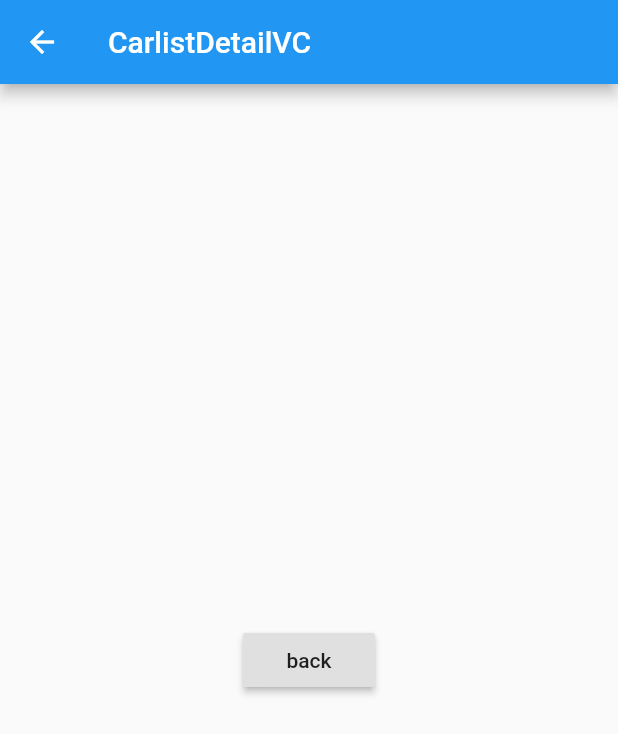
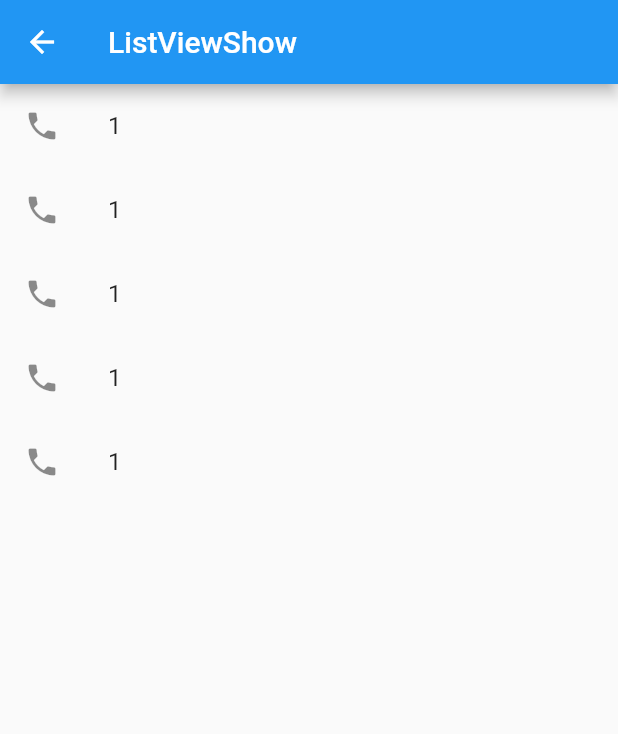
Before and after one commit to jackHappyDev/study_flutter, a Flutter app: the screen it shows after launch, after a tap on the "mail" icon, on a phone screen of 412 x 824 dp. Shown: the top 734 px of the screen. Run offline on Flutter 3.47's test engine with Material 2 defaults, Android fonts, the phone set to English and light mode, and no system bars; network calls fail.

Commit message:
修改展示页面

```diff
--- a/lib/CarDetailVC.dart
+++ b/lib/CarDetailVC.dart
@@ -26,8 +26,12 @@ class CarListDetailVC extends StatelessWidget {
                 // 'https://www.runoob.com/try/demo_source/demo_ajax_gethint.php');
                 // MSProgressHUD.showLoading(context);
                 MSProgressHUD.showLoading(context, message: "加载中");
-                // MSProgressHUD.showError(context);
                 // 延时1s执行返回
+                Future.delayed(Duration(seconds: 1), () {
+                  // Navigator.of(context).pop();
+                  // print('延时1s执行');
+                  MSProgressHUD.dismiss(context);
+                });
               })),
     );
   }
--- /dev/null
+++ b/lib/ShowListView.dart
@@ -0,0 +1,35 @@
+import 'package:flutter/material.dart';
+
+class ListViewfull extends StatefulWidget {
+  List list = new List();
+  ListViewfull({Key key}) : super(key: key) {
+    for (var i = 0; i < 20; i++) {
+      list.add("这是第${i}条数据");
+    }
+    print(list);
+  }
+
+  @override
+  _ListViewState createState() => _ListViewState();
+}
+
+class _ListViewState extends State<ListViewfull> {
+  @override
+  Widget build(BuildContext context) {
+    return Scaffold(
+      appBar: AppBar(
+        title: Text('ListViewShow'),
+      ),
+      body: ListView.builder(
+        itemCount: 5,
+        itemBuilder: (context, index) {
+          // print(context);
+          return ListTile(
+            leading: Icon(Icons.phone),
+            title: Text("1"),
+          );
+        },
+      ),
+    );
+  }
+}
--- a/lib/UICommon.dart
+++ b/lib/UICommon.dart
@@ -1,5 +1,6 @@
 import 'package:flutter/material.dart';
 import './CarDetailVC.dart';
+import 'ShowListView.dart';
 
 //container
 class UIcontainer extends StatelessWidget {
@@ -219,8 +220,10 @@ class UIAppBar extends StatelessWidget {
             icon: Icon(Icons.mail),
             onPressed: () {
               print('跳转到carlist view 页面');
+              // Navigator.push(context,
+              // MaterialPageRoute(builder: (context) => CarListDetailVC()));
               Navigator.push(context,
-                  MaterialPageRoute(builder: (context) => CarListDetailVC()));
+                  MaterialPageRoute(builder: (context) => ListViewfull()));
             }),
       ],
       title: Text(
--- a/lib/appBar.dart
+++ b/lib/appBar.dart
@@ -1,5 +1,5 @@
 import 'package:flutter/material.dart';
-import './HttpReq.dart';
+// import './HttpReq.dart';
 import './UICommon.dart';
 
 class MyAppBar extends StatelessWidget {
```
Also changed, not shown: lib/HttpReq.dart (deleted, +0 -67 lines).
